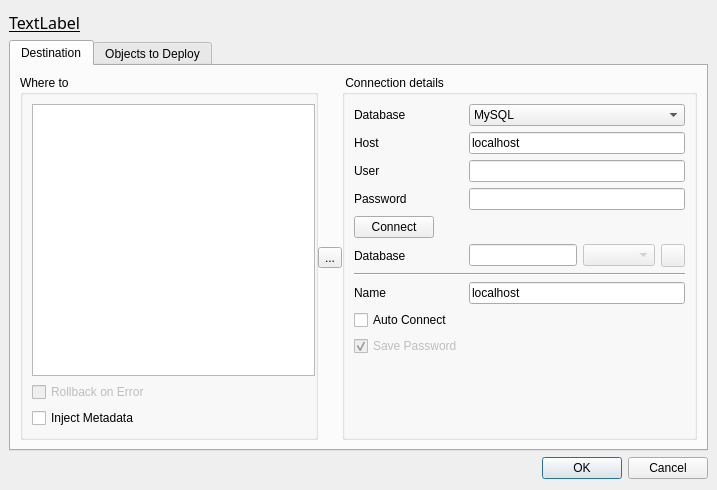
The window that InjectSqlDialog.ui (fritzone/ddm) describes before a commit, drawn with Qt 5.
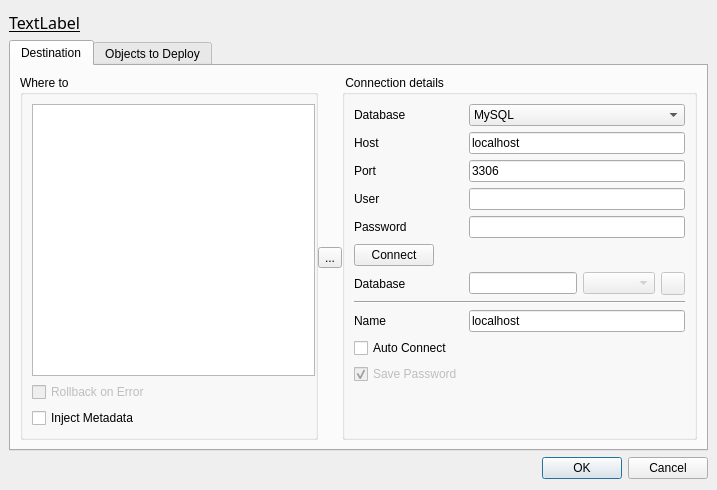
The same window after the commit. Icons and pictures are not drawn.

Commit message: added port to connections

Diff of the .ui file:
```diff
--- a/InjectSqlDialog.ui
+++ b/InjectSqlDialog.ui
@@ -172,38 +172,38 @@
             </property>
            </widget>
           </item>
-          <item row="4" column="0">
+          <item row="5" column="0">
            <widget class="QLabel" name="label_4">
             <property name="text">
              <string>User</string>
             </property>
            </widget>
           </item>
-          <item row="4" column="1">
+          <item row="5" column="1">
            <widget class="QLineEdit" name="txtDatabaseUser"/>
           </item>
-          <item row="5" column="0">
+          <item row="6" column="0">
            <widget class="QLabel" name="label_5">
             <property name="text">
              <string>Password</string>
             </property>
            </widget>
           </item>
-          <item row="5" column="1">
+          <item row="6" column="1">
            <widget class="QLineEdit" name="txtDatabasePassword">
             <property name="echoMode">
              <enum>QLineEdit::Password</enum>
             </property>
            </widget>
           </item>
-          <item row="13" column="0">
+          <item row="14" column="0">
            <widget class="QCheckBox" name="chkAutoConnect">
             <property name="text">
              <string>Auto Connect</string>
             </property>
            </widget>
           </item>
-          <item row="14" column="0">
+          <item row="15" column="0">
            <widget class="QCheckBox" name="chkSavePassword">
             <property name="enabled">
              <bool>false</bool>
@@ -216,7 +216,7 @@
             </property>
            </widget>
           </item>
-          <item row="7" column="0">
+          <item row="8" column="0">
            <widget class="QLabel" name="lblDatabase">
             <property name="enabled">
              <bool>true</bool>
@@ -226,7 +226,7 @@
             </property>
            </widget>
           </item>
-          <item row="7" column="1">
+          <item row="8" column="1">
            <layout class="QFormLayout" name="formLayout_2">
             <property name="fieldGrowthPolicy">
              <enum>QFormLayout::AllNonFixedFieldsGrow</enum>
@@ -273,34 +273,48 @@
             </item>
            </layout>
           </item>
-          <item row="6" column="0">
+          <item row="7" column="0">
            <widget class="QPushButton" name="btnConnect">
             <property name="text">
              <string>Connect</string>
             </property>
            </widget>
           </item>
-          <item row="11" column="0">
+          <item row="12" column="0">
            <widget class="QLabel" name="lblConnectionName">
             <property name="text">
              <string>Name</string>
             </property>
            </widget>
           </item>
-          <item row="11" column="1">
+          <item row="12" column="1">
            <widget class="QLineEdit" name="txtConnectionName">
             <property name="text">
              <string>localhost</string>
             </property>
            </widget>
           </item>
-          <item row="9" column="0" colspan="2">
+          <item row="10" column="0" colspan="2">
            <widget class="Line" name="line">
             <property name="orientation">
              <enum>Qt::Horizontal</enum>
             </property>
            </widget>
           </item>
+          <item row="4" column="0">
+           <widget class="QLabel" name="label_2">
+            <property name="text">
+             <string>Port</string>
+            </property>
+           </widget>
+          </item>
+          <item row="4" column="1">
+           <widget class="QLineEdit" name="txtPort">
+            <property name="text">
+             <string>3306</string>
+            </property>
+           </widget>
+          </item>
          </layout>
         </widget>
        </item>
```
The commit also changes 22 other files.
